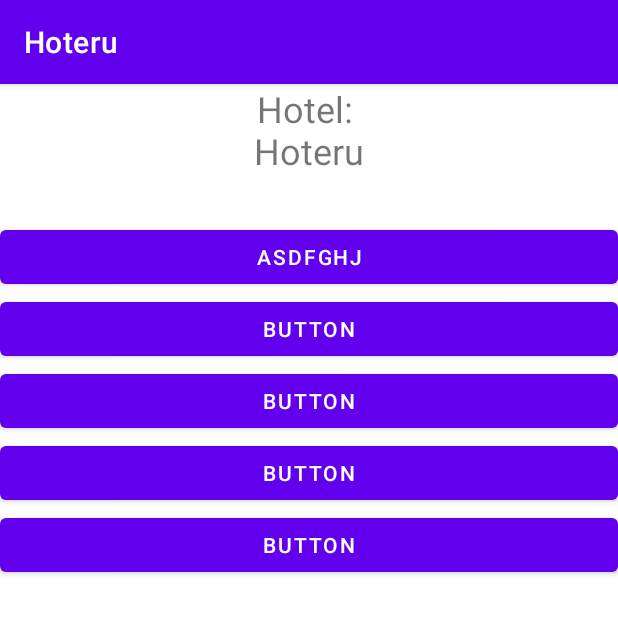
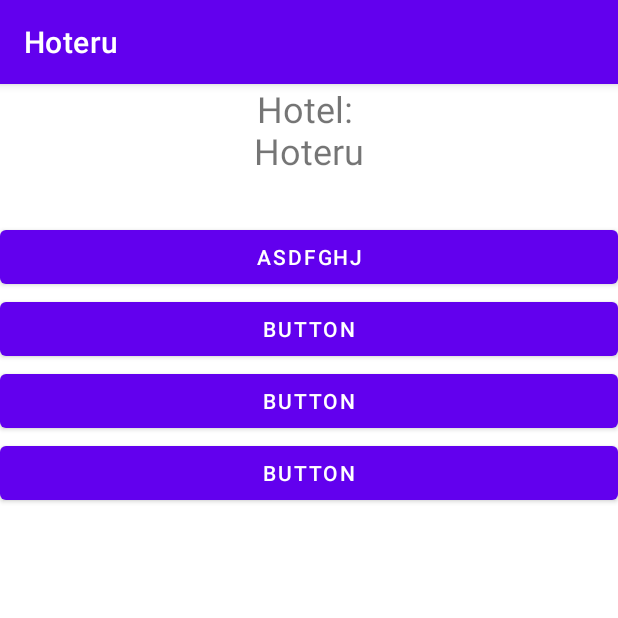
Before and after one commit to JoseAngel9911/Hoteru, an Android app: the screen it shows after launch (MainActivity), on a phone screen of 412 x 824 dp, the top half of it. Run offline under Robolectric (Android 15) with nearby library versions, the phone set to English and light mode, and no system bars.

Commit message:
version 2.12316

```diff
--- a/app/src/main/res/layout/activity_main.xml
+++ b/app/src/main/res/layout/activity_main.xml
@@ -39,9 +39,4 @@
         android:layout_height="wrap_content"
         android:text="Button" />
 
-    <Button
-        android:id="@+id/button5"
-        android:layout_width="match_parent"
-        android:layout_height="wrap_content"
-        android:text="Button" />
 </LinearLayout>
```
